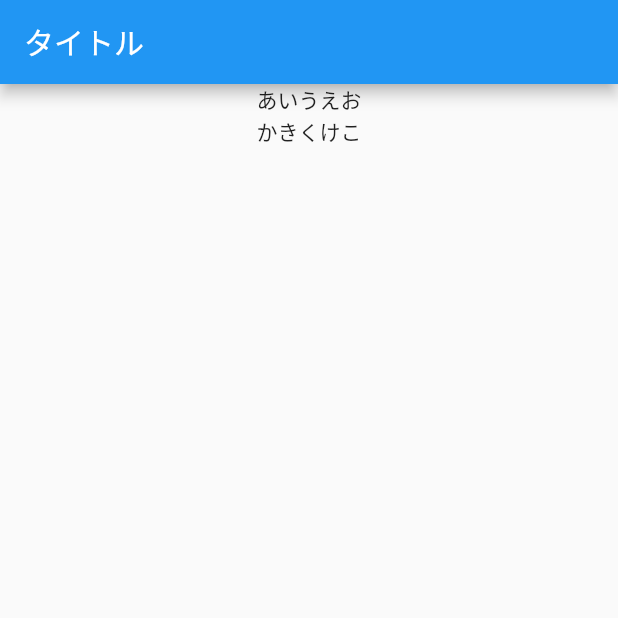
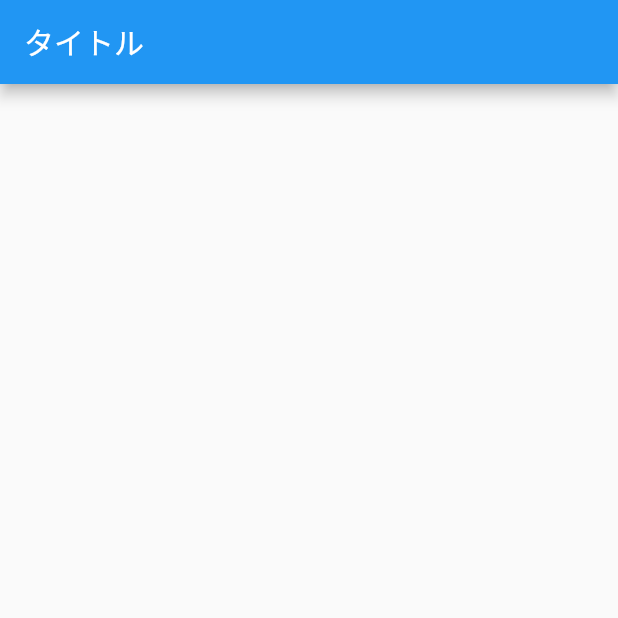
Before and after one commit to foo7print/sandbox-flutter, a Flutter app: the screen it shows after launch, on a phone screen of 412 x 824 dp, the top half of it. Run offline on Flutter 3.47's test engine with Material 2 defaults, Android fonts, the phone set to English and light mode, and no system bars.

Commit message:
元の状態に戻す

```diff
--- a/lib/main.dart
+++ b/lib/main.dart
@@ -35,20 +35,9 @@ class _MyHomePageState extends State<MyHomePage> {
       appBar: AppBar(
         title: const Text('タイトル'),
       ),
-      body: Center(
-        child: Column(
-          children: const [
-            SizedBox(
-              width: double.infinity,
-              child: Text(
-                'あいうえお',
-                textAlign: TextAlign.center,
-              ),
-            ),
-            Text('かきくけこ'),
-          ],
-        ),
-      ),
+      body: Container(
+        width: double.infinity,
+      )
     );
   }
 }
```
